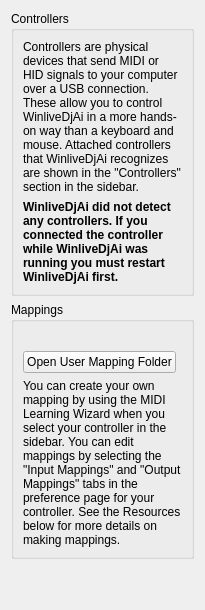
Before: the Qt Designer form src/controllers/dlgprefcontrollersdlg.ui in infomaestro/WinliveDJAI, drawn with Qt 5.
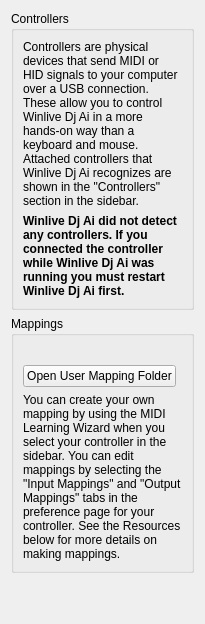
After: the same form once the commit is applied.

```diff
--- a/src/controllers/dlgprefcontrollersdlg.ui
+++ b/src/controllers/dlgprefcontrollersdlg.ui
@@ -27,7 +27,7 @@
          </sizepolicy>
         </property>
         <property name="text">
-         <string>Controllers are physical devices that send MIDI or HID signals to your computer over a USB connection. These allow you to control WinliveDjAi in a more hands-on way than a keyboard and mouse. Attached controllers that WinliveDjAi recognizes are shown in the &quot;Controllers&quot; section in the sidebar.</string>
+         <string>Controllers are physical devices that send MIDI or HID signals to your computer over a USB connection. These allow you to control Winlive Dj Ai in a more hands-on way than a keyboard and mouse. Attached controllers that Winlive Dj Ai recognizes are shown in the &quot;Controllers&quot; section in the sidebar.</string>
         </property>
         <property name="wordWrap">
          <bool>true</bool>
@@ -62,7 +62,7 @@
          <string notr="true">QLabel { font-weight: bold; }</string>
         </property>
         <property name="text">
-         <string>WinliveDjAi did not detect any controllers. If you connected the controller while WinliveDjAi was running you must restart WinliveDjAi first.</string>
+         <string>Winlive Dj Ai did not detect any controllers. If you connected the controller while Winlive Dj Ai was running you must restart Winlive Dj Ai first.</string>
         </property>
         <property name="wordWrap">
          <bool>true</bool>
```
